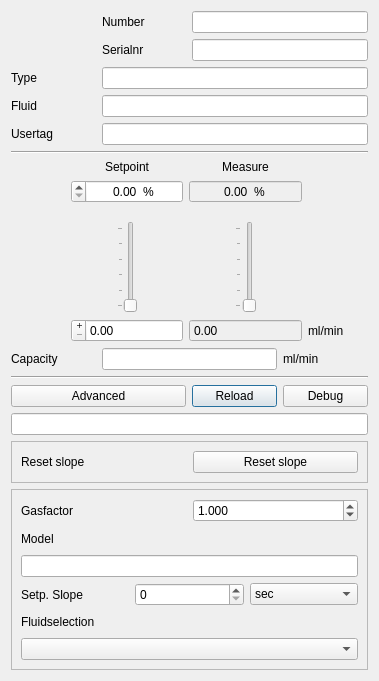
ArJKloek/FlowControl, file ui/flowchannel.ui: the form before one commit.
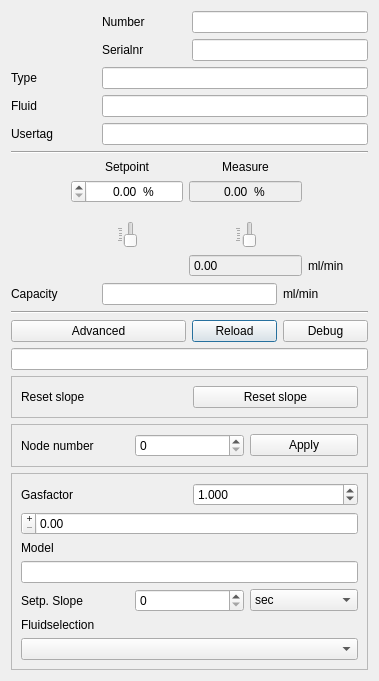
The form after the commit.

Commit message: Add node address controls and manager support

```diff
--- a/ui/flowchannel.ui
+++ b/ui/flowchannel.ui
@@ -84,7 +84,7 @@
    <string>FlowChannel</string>
   </property>
   <layout class="QGridLayout" name="gridLayout">
-   <item row="18" column="0" colspan="4">
+   <item row="19" column="0" colspan="4">
     <widget class="QFrame" name="advancedFrame">
      <property name="enabled">
       <bool>true</bool>
@@ -195,7 +195,24 @@
        </widget>
       </item>
       <item row="2" column="0">
-       <layout class="QGridLayout" name="gridLayout_2"/>
+       <layout class="QGridLayout" name="gridLayout_2">
+        <item row="0" column="0">
+         <widget class="QDoubleSpinBox" name="ds_setpoint_flow">
+          <property name="layoutDirection">
+           <enum>Qt::RightToLeft</enum>
+          </property>
+          <property name="alignment">
+           <set>Qt::AlignLeading|Qt::AlignLeft|Qt::AlignVCenter</set>
+          </property>
+          <property name="buttonSymbols">
+           <enum>QAbstractSpinBox::PlusMinus</enum>
+          </property>
+          <property name="specialValueText">
+           <string/>
+          </property>
+         </widget>
+        </item>
+       </layout>
       </item>
      </layout>
     </widget>
@@ -338,22 +355,6 @@
        </property>
       </spacer>
      </item>
-     <item row="5" column="2" colspan="3">
-      <widget class="QDoubleSpinBox" name="ds_setpoint_flow">
-       <property name="layoutDirection">
-        <enum>Qt::RightToLeft</enum>
-       </property>
-       <property name="alignment">
-        <set>Qt::AlignLeading|Qt::AlignLeft|Qt::AlignVCenter</set>
-       </property>
-       <property name="buttonSymbols">
-        <enum>QAbstractSpinBox::PlusMinus</enum>
-       </property>
-       <property name="specialValueText">
-        <string/>
-       </property>
-      </widget>
-     </item>
      <item row="1" column="2" colspan="3">
       <widget class="QDoubleSpinBox" name="ds_setpoint_percent">
        <property name="layoutDirection">
@@ -624,6 +625,42 @@
      </layout>
     </widget>
    </item>
+   <item row="18" column="0" colspan="4">
+    <widget class="QFrame" name="nodeframe">
+     <property name="frameShape">
+      <enum>QFrame::StyledPanel</enum>
+     </property>
+     <property name="frameShadow">
+      <enum>QFrame::Raised</enum>
+     </property>
+     <layout class="QGridLayout" name="gridLayout_9">
+      <item row="0" column="0">
+       <widget class="QLabel" name="lb_node">
+        <property name="text">
+         <string>Node number</string>
+        </property>
+       </widget>
+      </item>
+      <item row="0" column="1">
+       <widget class="QSpinBox" name="sb_node">
+        <property name="maximum">
+         <number>128</number>
+        </property>
+        <property name="value">
+         <number>0</number>
+        </property>
+       </widget>
+      </item>
+      <item row="0" column="2">
+       <widget class="QPushButton" name="pb_node">
+        <property name="text">
+         <string>Apply</string>
+        </property>
+       </widget>
+      </item>
+     </layout>
+    </widget>
+   </item>
   </layout>
  </widget>
  <resources>
```
The commit also changes 2 other files.
